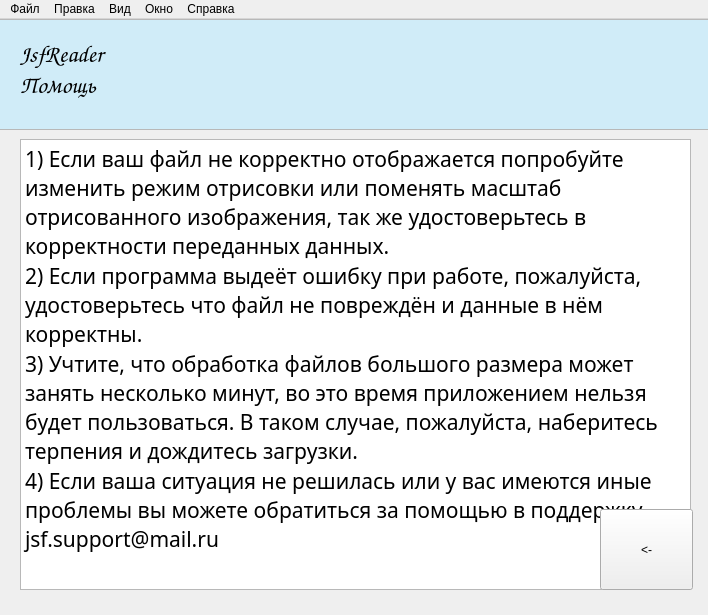
Old version of the form ui/help.ui in the repository Chelove4ik/seabed-imaging.
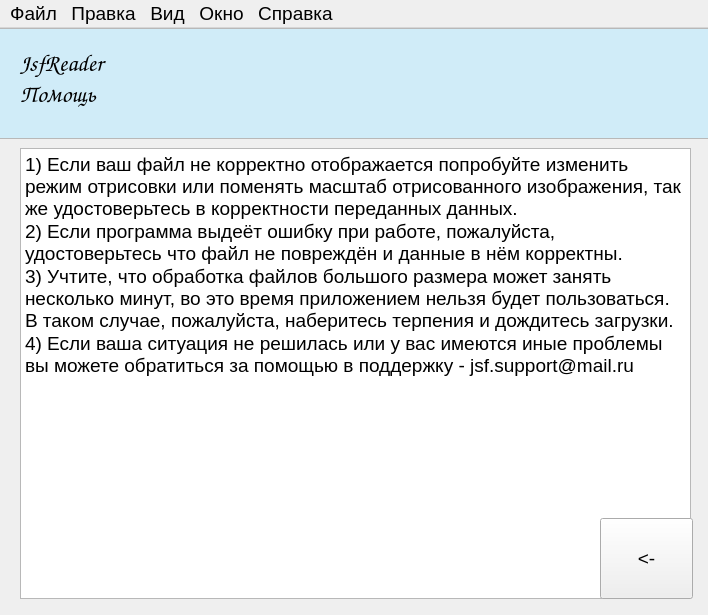
New version of the form.

Patch:
```diff
--- a/ui/help.ui
+++ b/ui/help.ui
@@ -10,6 +10,11 @@
     <height>615</height>
    </rect>
   </property>
+  <property name="font">
+   <font>
+    <pointsize>14</pointsize>
+   </font>
+  </property>
   <property name="windowTitle">
    <string>MainWindow</string>
   </property>
@@ -38,7 +43,7 @@
      <string>&lt;!DOCTYPE HTML PUBLIC &quot;-//W3C//DTD HTML 4.0//EN&quot; &quot;http://www.w3.org/TR/REC-html40/strict.dtd&quot;&gt;
 &lt;html&gt;&lt;head&gt;&lt;meta name=&quot;qrichtext&quot; content=&quot;1&quot; /&gt;&lt;style type=&quot;text/css&quot;&gt;
 p, li { white-space: pre-wrap; }
-&lt;/style&gt;&lt;/head&gt;&lt;body style=&quot; font-family:'Comic Sans MS'; font-size:7.8pt; font-weight:400; font-style:normal;&quot; bgcolor=&quot;#d0ecf8&quot;&gt;
+&lt;/style&gt;&lt;/head&gt;&lt;body style=&quot; font-family:'Comic Sans MS'; font-size:14pt; font-weight:400; font-style:normal;&quot; bgcolor=&quot;#d0ecf8&quot;&gt;
 &lt;p style=&quot;-qt-paragraph-type:empty; margin-top:0px; margin-bottom:0px; margin-left:0px; margin-right:0px; -qt-block-indent:0; text-indent:0px; font-family:'MS Shell Dlg 2'; font-size:8.25pt;&quot;&gt;&lt;br /&gt;&lt;/p&gt;
 &lt;p style=&quot; margin-top:0px; margin-bottom:0px; margin-left:0px; margin-right:0px; -qt-block-indent:0; text-indent:0px;&quot;&gt;&lt;span style=&quot; font-family:'MS Shell Dlg 2'; font-size:18pt;&quot;&gt;   &lt;/span&gt;&lt;span style=&quot; font-family:'MS Shell Dlg 2'; font-size:18pt; font-weight:600;&quot;&gt;JsfReader&lt;/span&gt;&lt;/p&gt;
 &lt;p style=&quot; margin-top:0px; margin-bottom:0px; margin-left:0px; margin-right:0px; -qt-block-indent:0; text-indent:0px;&quot;&gt;&lt;span style=&quot; font-family:'MS Shell Dlg 2'; font-size:18pt;&quot;&gt;   Помощь&lt;/span&gt;&lt;/p&gt;&lt;/body&gt;&lt;/html&gt;</string>
@@ -68,8 +73,8 @@
     </property>
     <property name="font">
      <font>
-      <family>Mistral</family>
-      <pointsize>16</pointsize>
+      <family>MS Shell Dlg 2</family>
+      <pointsize>14</pointsize>
       <italic>false</italic>
      </font>
     </property>
@@ -90,7 +95,7 @@
      <x>0</x>
      <y>0</y>
      <width>708</width>
-     <height>26</height>
+     <height>37</height>
     </rect>
    </property>
    <widget class="QMenu" name="menu_file">
```
